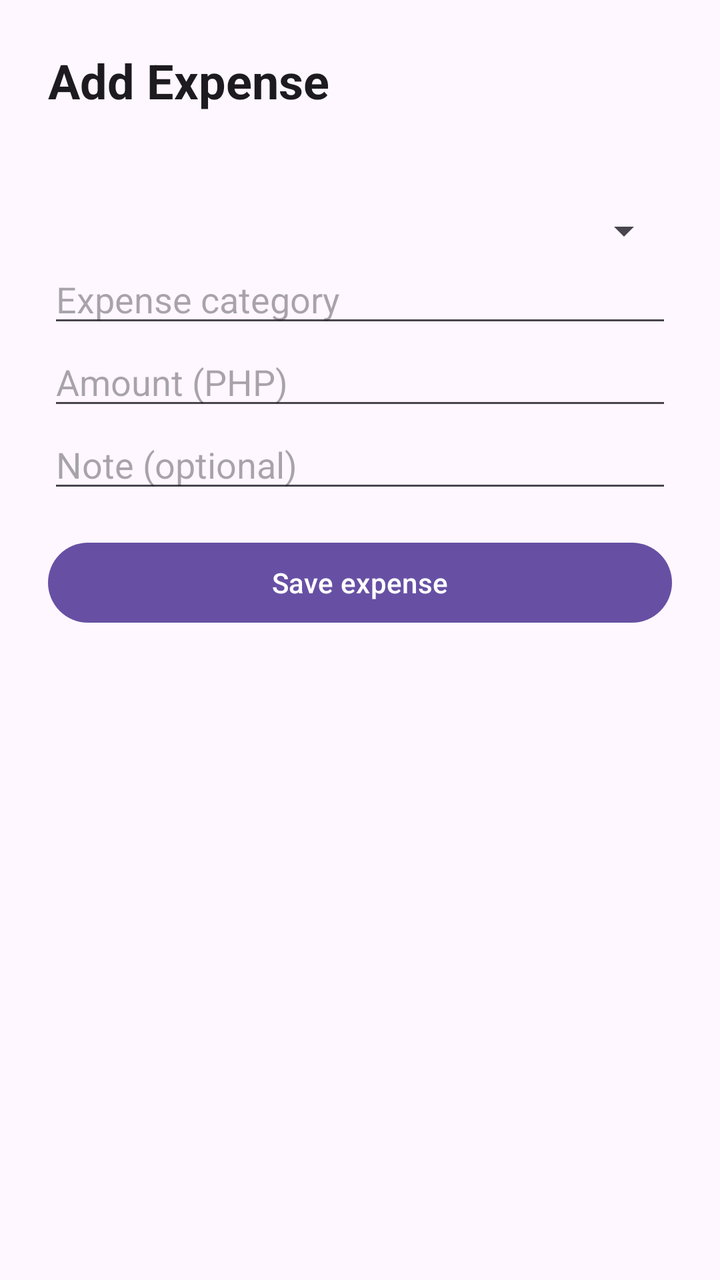
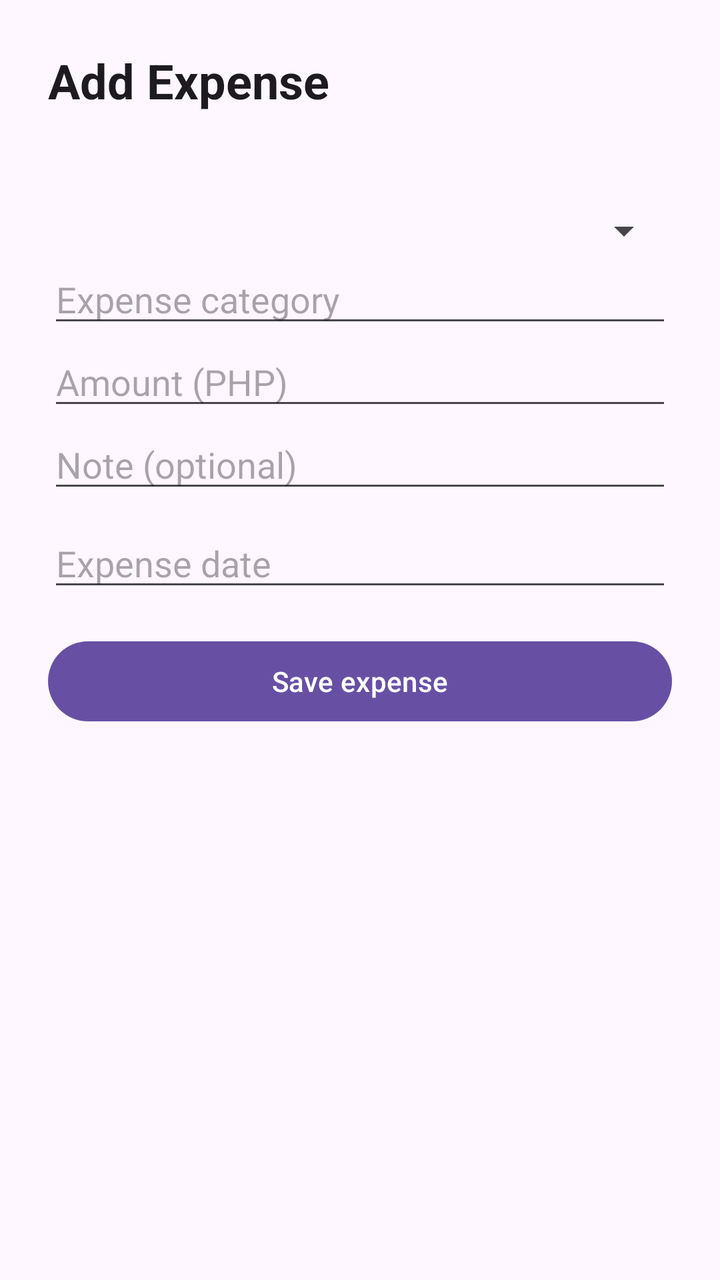

An Android layout rendered at two revisions. The XML below is the earlier revision; the diff shows what the commit changed to produce the second picture.
<!-- AndroidManifest.xml: application theme AppTheme -->
<!-- res/layout/fragment_transaction.xml -->
<?xml version="1.0" encoding="utf-8"?>

<ScrollView xmlns:android="http://schemas.android.com/apk/res/android"
    android:layout_width="match_parent"
    android:layout_height="match_parent">

    <LinearLayout
        android:layout_width="match_parent"
        android:layout_height="wrap_content"
        android:orientation="vertical"
        android:padding="24dp">

        <TextView
            android:layout_width="match_parent"
            android:layout_height="wrap_content"
            android:text="Add Expense"
            android:textAppearance="?attr/textAppearanceHeadlineSmall"
            android:textStyle="bold" />

        <TextView
            android:id="@+id/transaction_status"
            android:layout_width="match_parent"
            android:layout_height="wrap_content"
            android:layout_marginTop="12dp" />

        <Spinner
            android:id="@+id/account_spinner"
            android:layout_width="match_parent"
            android:layout_height="wrap_content"
            android:layout_marginTop="16dp" />

        <EditText
            android:id="@+id/expense_category_input"
            android:layout_width="match_parent"
            android:layout_height="wrap_content"
            android:hint="@string/expense_category"
            android:inputType="textCapSentences" />

        <EditText
            android:id="@+id/expense_amount_input"
            android:layout_width="match_parent"
            android:layout_height="wrap_content"
            android:hint="@string/expense_amount"
            android:inputType="numberDecimal" />

        <EditText
            android:id="@+id/expense_note_input"
            android:layout_width="match_parent"
            android:layout_height="wrap_content"
            android:hint="@string/expense_note"
            android:inputType="textCapSentences|textMultiLine" />

        <Button
            android:id="@+id/create_expense_button"
            android:layout_width="match_parent"
            android:layout_height="wrap_content"
            android:layout_marginTop="16dp"
            android:text="@string/create_expense" />

    </LinearLayout>
</ScrollView>
<!-- resources referenced by this layout -->
<resources>
  <string name="create_expense">Save expense</string>
  <string name="expense_amount">Amount (PHP)</string>
  <string name="expense_category">Expense category</string>
  <string name="expense_note">Note (optional)</string>
  <style name="AppTheme" parent="Base.AppTheme" />
  <style name="Base.AppTheme" parent="Theme.Material3.DayNight.NoActionBar">
      
      
    </style>
</resources>

<!-- the commit's change to res/layout/fragment_transaction.xml (unified diff, before → after) -->
@@ -50,6 +50,16 @@
             android:hint="@string/expense_note"
             android:inputType="textCapSentences|textMultiLine" />
 
+        <EditText
+            android:id="@+id/expense_date_input"
+            android:layout_width="match_parent"
+            android:layout_height="wrap_content"
+            android:layout_marginTop="8dp"
+            android:hint="@string/expense_date"
+            android:focusable="false"
+            android:clickable="true"
+            android:inputType="none" />
+
         <Button
             android:id="@+id/create_expense_button"
             android:layout_width="match_parent"
<!-- resource entries referenced after the edit -->
@@ -3,6 +3,7 @@
   <string name="create_expense">Save expense</string>
   <string name="expense_amount">Amount (PHP)</string>
   <string name="expense_category">Expense category</string>
+  <string name="expense_date">Expense date</string>
   <string name="expense_note">Note (optional)</string>
   <style name="AppTheme" parent="Base.AppTheme" />
   <style name="Base.AppTheme" parent="Theme.Material3.DayNight.NoActionBar">
